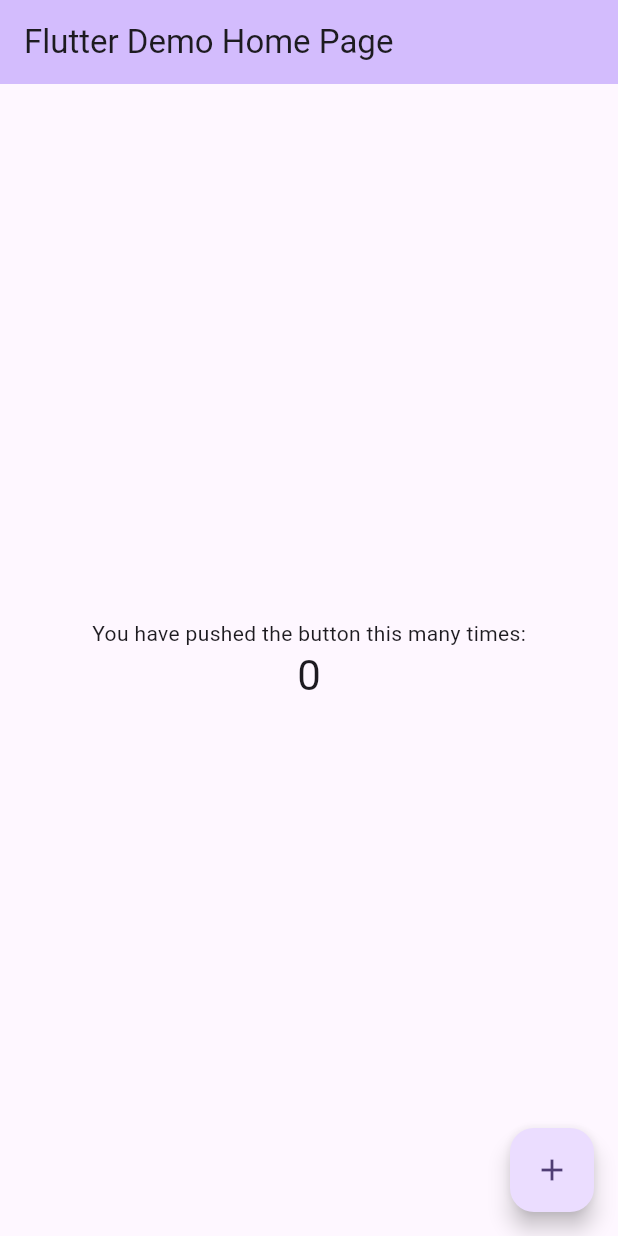
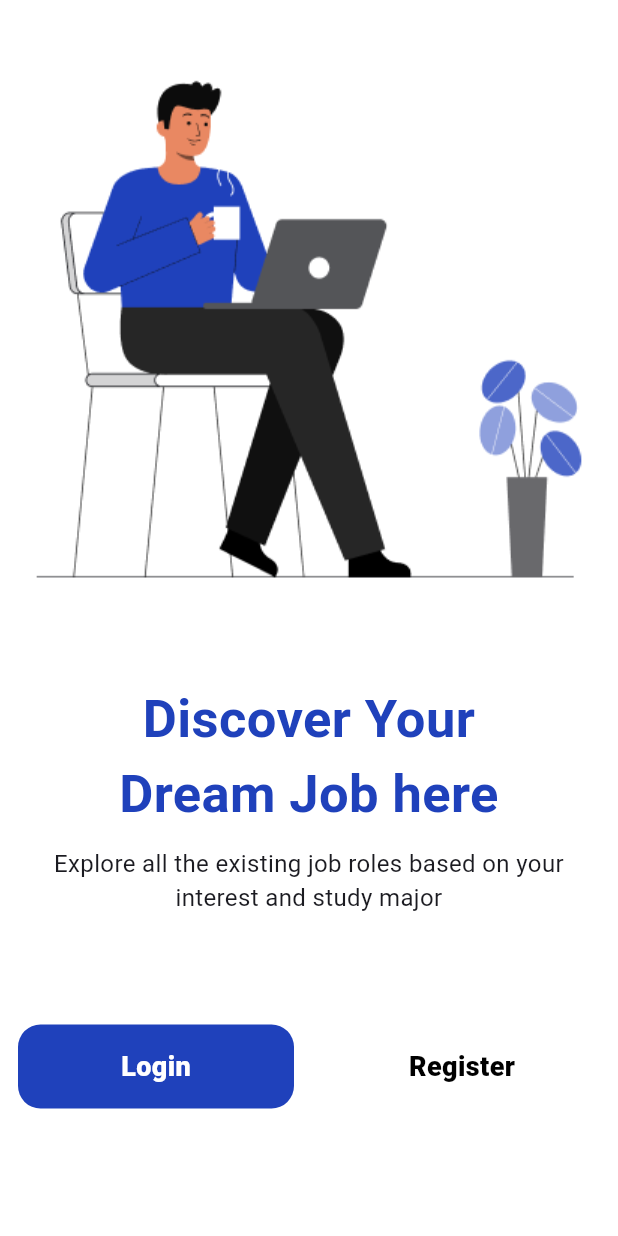
Before and after one commit to Ahmad61-6/firebase-ecom, a Flutter app: the screen it shows after launch, on a phone screen of 412 x 824 dp. Run offline on Flutter 3.47's test engine with Material 3 defaults, Android fonts, the phone set to English and light mode, and no system bars; our stand-ins replace firebase_core, get; accounts and stored records are empty; generated files the repository leaves out were written again.

Commit message:
completed welcome screen design

```diff
--- /dev/null
+++ b/lib/app/app.dart
@@ -0,0 +1,17 @@
+import 'package:firebase_ecom/app/app_theme.dart';
+import 'package:firebase_ecom/features/auth/ui/screens/splash_screen.dart';
+import 'package:flutter/material.dart';
+import 'package:get/get.dart';
+
+class FirebaseEcom extends StatelessWidget {
+  const FirebaseEcom({super.key});
+
+  @override
+  Widget build(BuildContext context) {
+    return GetMaterialApp(
+      debugShowCheckedModeBanner: false,
+      theme: AppTheme.lightThemeData,
+      home: SplashScreen(),
+    );
+  }
+}
--- a/lib/app/app_colors.dart
+++ b/lib/app/app_colors.dart
@@ -2,6 +2,7 @@ import 'dart:ui';
 
 class AppColors {
   static const Color primaryColor = Color(0xFF1F41BB);
+  static const Color lightThemeBackgroundColor = Color(0xFFFFFFFF);
   static const Color filledBackgroundColor = Color(0xFFF1F4FF);
   static const Color catBackgroundColor = Color(0xFFF2F2F2);
 }
--- /dev/null
+++ b/lib/app/app_theme.dart
@@ -0,0 +1,17 @@
+import 'package:firebase_ecom/app/app_colors.dart';
+import 'package:flutter/material.dart';
+
+class AppTheme {
+  static ThemeData get lightThemeData {
+    return ThemeData(
+      useMaterial3: true,
+      scaffoldBackgroundColor: AppColors.lightThemeBackgroundColor,
+      colorScheme: ColorScheme.fromSeed(
+        seedColor: AppColors.primaryColor,
+        brightness: Brightness.light,
+        primary: AppColors.primaryColor,
+        surface: AppColors.lightThemeBackgroundColor,
+      ),
+    );
+  }
+}
--- /dev/null
+++ b/lib/app/asset_paths.dart
@@ -0,0 +1,5 @@
+class AssetPaths {
+  static const String _imageUrl = "assets/images";
+
+  static const String welcomeScreenImage = "$_imageUrl/welcome_screen.png";
+}
--- /dev/null
+++ b/lib/app/constants.dart
@@ -0,0 +1,7 @@
+class AppConstants {
+  static const String appName = "Firebase ECOM";
+
+  static const String welcomeScreenText1 = "Discover Your\nDream Job here";
+  static const String welcomeScreenTex2 =
+      "Explore all the existing job roles based on your interest and study major";
+}
--- /dev/null
+++ b/lib/features/auth/ui/screens/welcome_screen.dart
@@ -0,0 +1,67 @@
+import 'package:firebase_ecom/app/app_colors.dart';
+import 'package:firebase_ecom/app/asset_paths.dart';
+import 'package:firebase_ecom/app/constants.dart';
+import 'package:firebase_ecom/features/auth/ui/screens/login_screen.dart';
+import 'package:firebase_ecom/features/auth/ui/screens/register_screen.dart';
+import 'package:firebase_ecom/features/auth/ui/widgets/custom_button_widget.dart';
+import 'package:flutter/material.dart';
+import 'package:get/get.dart';
+
+class WelcomeScreen extends StatelessWidget {
+  const WelcomeScreen({super.key});
+
+  @override
+  Widget build(BuildContext context) {
+    return Scaffold(
+      body: SafeArea(
+        child: Padding(
+          padding: EdgeInsets.all(12),
+          child: Column(
+            crossAxisAlignment: .center,
+
+            children: [
+              Image.asset(AssetPaths.welcomeScreenImage),
+              const SizedBox(height: 20),
+              Text(
+                textAlign: .center,
+                AppConstants.welcomeScreenText1,
+                style: TextStyle(
+                  fontSize: 35,
+                  fontWeight: FontWeight.bold,
+                  color: AppColors.primaryColor,
+                ),
+              ),
+              const SizedBox(height: 10),
+              Text(
+                AppConstants.welcomeScreenTex2,
+                textAlign: .center,
+                style: TextStyle(fontSize: 16),
+              ),
+              Spacer(),
+              Row(
+                children: [
+                  Expanded(
+                    child: CustomButtonWidget(
+                      onTap: () => Get.to(() => const LoginScreen()),
+                      title: 'Login',
+                    ),
+                  ),
+                  const SizedBox(width: 20),
+                  Expanded(
+                    child: CustomButtonWidget(
+                      onTap: () => Get.to(() => const RegisterScreen()),
+                      title: "Register",
+                      backgroundColor: Colors.transparent,
+                      textColor: Colors.black,
+                    ),
+                  ),
+                ],
+              ),
+              Spacer(),
+            ],
+          ),
+        ),
+      ),
+    );
+  }
+}
--- /dev/null
+++ b/lib/features/auth/ui/widgets/custom_button_widget.dart
@@ -0,0 +1,42 @@
+import 'package:flutter/material.dart';
+
+import '../../../../app/app_colors.dart';
+
+class CustomButtonWidget extends StatelessWidget {
+  final String title;
+  final void Function()? onTap;
+  final Color? backgroundColor;
+  final Color? textColor;
+
+  const CustomButtonWidget({
+    super.key,
+    required this.title,
+    this.onTap,
+    this.backgroundColor,
+    this.textColor,
+  });
+
+  @override
+  Widget build(BuildContext context) {
+    return InkWell(
+      onTap: onTap,
+      child: Container(
+        padding: const EdgeInsets.symmetric(horizontal: 15, vertical: 15),
+        decoration: BoxDecoration(
+          color: backgroundColor ?? AppColors.primaryColor,
+          borderRadius: BorderRadius.circular(15),
+        ),
+        child: Center(
+          child: Text(
+            title,
+            style: TextStyle(
+              color: textColor ?? AppColors.lightThemeBackgroundColor,
+              fontWeight: FontWeight.w800,
+              fontSize: 18,
+            ),
+          ),
+        ),
+      ),
+    );
+  }
+}
--- a/lib/main.dart
+++ b/lib/main.dart
@@ -1,122 +1,15 @@
+import 'package:firebase_core/firebase_core.dart';
+import 'package:firebase_ecom/app/app.dart';
 import 'package:flutter/material.dart';
 
-void main() {
-  runApp(const MyApp());
+import 'firebase_options.dart';
+
+void main() async{
+  WidgetsFlutterBinding.ensureInitialized();
+  await Firebase.initializeApp(
+    options: DefaultFirebaseOptions.currentPlatform,
+  );
+
+  runApp(FirebaseEcom());
+
 }
-
-class MyApp extends StatelessWidget {
-  const MyApp({super.key});
-
-  // This widget is the root of your application.
-  @override
-  Widget build(BuildContext context) {
-    return MaterialApp(
-      title: 'Flutter Demo',
-      theme: ThemeData(
-        // This is the theme of your application.
-        //
-        // TRY THIS: Try running your application with "flutter run". You'll see
-        // the application has a purple toolbar. Then, without quitting the app,
-        // try changing the seedColor in the colorScheme below to Colors.green
-        // and then invoke "hot reload" (save your changes or press the "hot
-        // reload" button in a Flutter-supported IDE, or press "r" if you used
-        // the command line to start the app).
-        //
-        // Notice that the counter didn't reset back to zero; the application
-        // state is not lost during the reload. To reset the state, use hot
-        // restart instead.
-        //
-        // This works for code too, not just values: Most code changes can be
-        // tested with just a hot reload.
-        colorScheme: .fromSeed(seedColor: Colors.deepPurple),
-      ),
-      home: const MyHomePage(title: 'Flutter Demo Home Page'),
-    );
-  }
-}
-
-class MyHomePage extends StatefulWidget {
-  const MyHomePage({super.key, required this.title});
-
-  // This widget is the auth page of your application. It is stateful, meaning
-  // that it has a State object (defined below) that contains fields that affect
-  // how it looks.
-
-  // This class is the configuration for the state. It holds the values (in this
-  // case the title) provided by the parent (in this case the App widget) and
-  // used by the build method of the State. Fields in a Widget subclass are
-  // always marked "final".
-
-  final String title;
-
-  @override
-  State<MyHomePage> createState() => _MyHomePageState();
-}
-
-class _MyHomePageState extends State<MyHomePage> {
-  int _counter = 0;
-
-  void _incrementCounter() {
-    setState(() {
-      // This call to setState tells the Flutter framework that something has
-      // changed in this State, which causes it to rerun the build method below
-      // so that the display can reflect the updated values. If we changed
-      // _counter without calling setState(), then the build method would not be
-      // called again, and so nothing would appear to happen.
-      _counter++;
-    });
-  }
-
-  @override
-  Widget build(BuildContext context) {
-    // This method is rerun every time setState is called, for instance as done
-    // by the _incrementCounter method above.
-    //
-    // The Flutter framework has been optimized to make rerunning build methods
-    // fast, so that you can just rebuild anything that needs updating rather
-    // than having to individually change instances of widgets.
-    return Scaffold(
-      appBar: AppBar(
-        // TRY THIS: Try changing the color here to a specific color (to
-        // Colors.amber, perhaps?) and trigger a hot reload to see the AppBar
-        // change color while the other colors stay the same.
-        backgroundColor: Theme.of(context).colorScheme.inversePrimary,
-        // Here we take the value from the MyHomePage object that was created by
-        // the App.build method, and use it to set our appbar title.
-        title: Text(widget.title),
-      ),
-      body: Center(
-        // Center is a layout widget. It takes a single child and positions it
-        // in the middle of the parent.
-        child: Column(
-          // Column is also a layout widget. It takes a list of children and
-          // arranges them vertically. By default, it sizes itself to fit its
-          // children horizontally, and tries to be as tall as its parent.
-          //
-          // Column has various properties to control how it sizes itself and
-          // how it positions its children. Here we use mainAxisAlignment to
-          // center the children vertically; the main axis here is the vertical
-          // axis because Columns are vertical (the cross axis would be
-          // horizontal).
-          //
-          // TRY THIS: Invoke "debug painting" (choose the "Toggle Debug Paint"
-          // action in the IDE, or press "p" in the console), to see the
-          // wireframe for each widget.
-          mainAxisAlignment: .center,
-          children: [
-            const Text('You have pushed the button this many times:'),
-            Text(
-              '$_counter',
-              style: Theme.of(context).textTheme.headlineMedium,
-            ),
-          ],
-        ),
-      ),
-      floatingActionButton: FloatingActionButton(
-        onPressed: _incrementCounter,
-        tooltip: 'Increment',
-        child: const Icon(Icons.add),
-      ),
-    );
-  }
-}
--- a/pubspec.yaml
+++ b/pubspec.yaml
@@ -60,9 +60,9 @@ flutter:
   uses-material-design: true
 
   # To add assets to your application, add an assets section, like this:
-  # assets:
-  #   - images/a_dot_burr.jpeg
-  #   - images/a_dot_ham.jpeg
+  assets:
+    - assets/images/
+
 
   # An image asset can refer to one or more resolution-specific "variants", see
   # https://flutter.dev/to/resolution-aware-images
```
Also changed, not shown: lib/features/auth/ui/screens/login_screen.dart (added, +15 -0 lines), lib/features/auth/ui/screens/register_screen.dart (added, +15 -0 lines), lib/features/auth/ui/screens/splash_screen.dart (+44 -0 lines), assets/images/welcome_screen.png (added), lib/features/auth/ui/screens/profile_setup_screen.dart (added), 4 other files.
